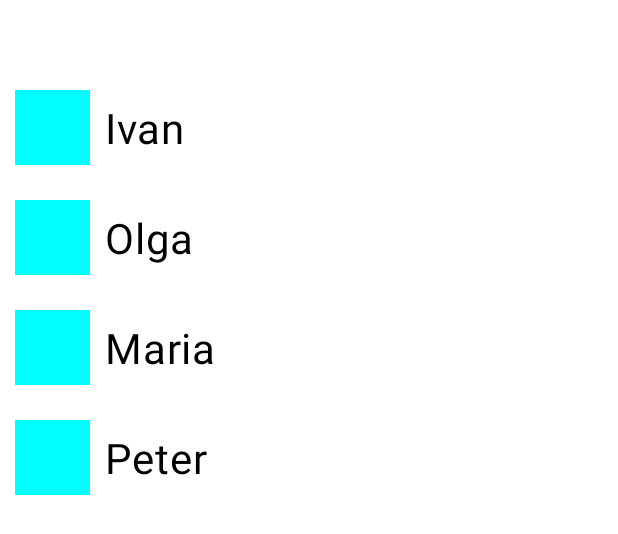
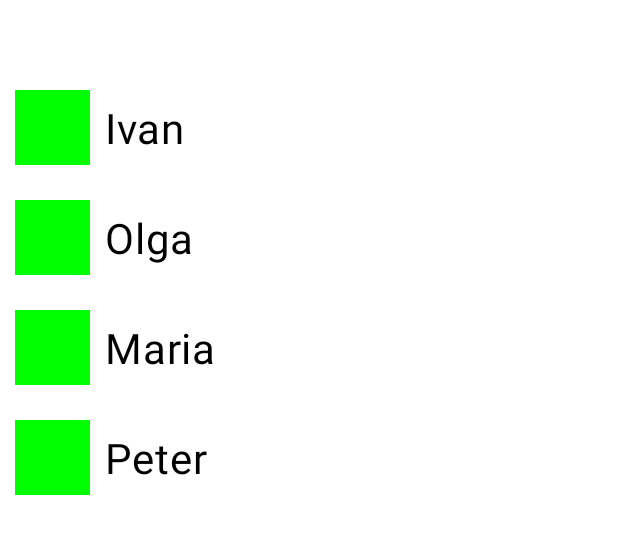
Before and after one commit to pavlentytest/list_1926, an Android app built with Jetpack Compose: the @Preview function GreetingPreview2, on a phone screen of 412 x 824 dp. Shown: the top 534 px of the screen. Run offline under Robolectric (Android 15) with nearby library versions, the phone set to English and light mode, and no system bars.

Commit message:
Change item background color

```diff
--- a/app/src/main/java/com/example/myapplication/MainActivity.kt
+++ b/app/src/main/java/com/example/myapplication/MainActivity.kt
@@ -65,7 +65,7 @@ fun GreetingPreview2() {
         Column(modifier = Modifier.padding(vertical = 50.dp)){
             for(s in students){
                 Row(modifier = Modifier.padding(10.dp).fillMaxWidth()){
-                    Box(modifier=Modifier.size(50.dp).background(Color.Cyan))
+                    Box(modifier=Modifier.size(50.dp).background(Color.Green))
                     Text(text = s.name, fontSize = 28.sp, modifier = Modifier.padding(10.dp))
                 }
             }
```
